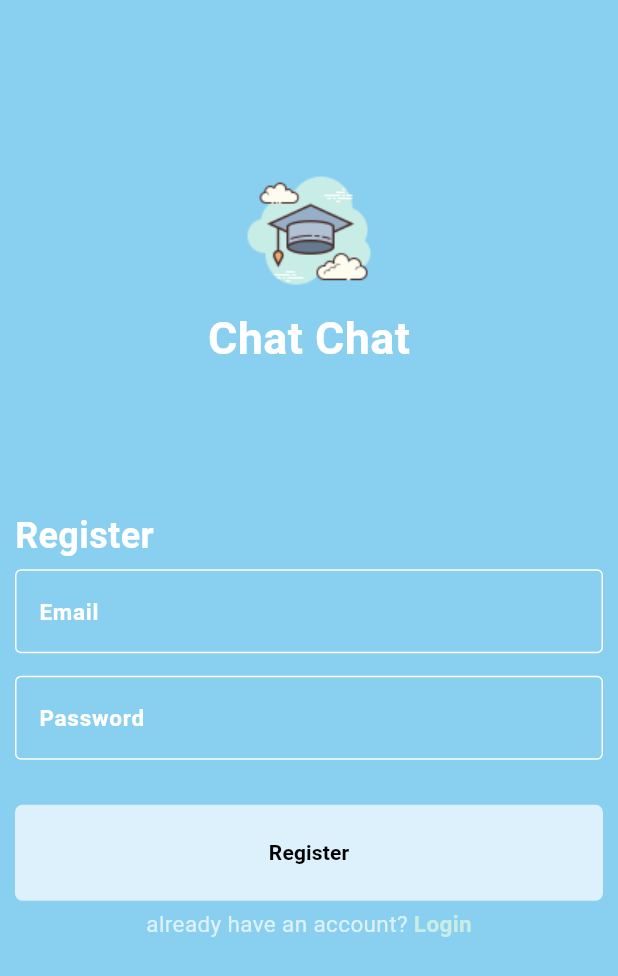
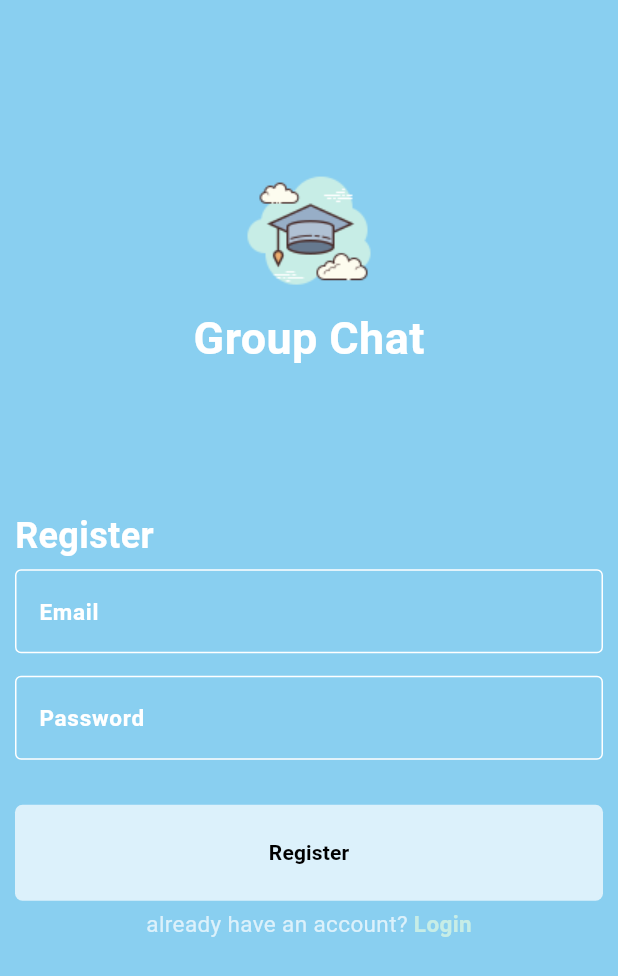
Before and after one commit to Sami-Saqr/Final-Flutter-Project, a Flutter app: the screen it shows after launch, on a phone screen of 412 x 824 dp. Shown: the top 976 px of the screen. Run offline on Flutter 3.47's test engine with Material 3 defaults, Android fonts, the light colour scheme and no system bars; drawn by our look-alikes of modal_progress_hud_nsn; our stand-ins replace bloc, cloud_firestore, firebase_auth, firebase_core, flutter_bloc; accounts and stored records are empty.

Commit message:
chang color

```diff
--- a/lib/Constants/constants.dart
+++ b/lib/Constants/constants.dart
@@ -1,7 +1,7 @@
 import 'package:flutter/material.dart';
 
 const kPrimaryColor = Color(0xff89cff0);
-const kSecondaryColor = Color.fromARGB(255, 18, 168, 56);
+const kSecondaryColor = Color(0xff3373c4);
 const kLogo = 'assets/images/scholar.png';
 const kMessagesCollections = 'messages';
 const kMessage = 'message';
--- a/lib/features/auth/presentation/pages/login_page.dart
+++ b/lib/features/auth/presentation/pages/login_page.dart
@@ -53,7 +53,7 @@ class LogIn extends StatelessWidget {
                   const Spacer(flex: 1),
                   Image.asset(kLogo),
                   Text(
-                    'Chat chat',
+                    'Group chat',
                     style: textStyle,
                   ),
                   const Spacer(flex: 1),
--- a/lib/features/auth/presentation/pages/registeration.dart
+++ b/lib/features/auth/presentation/pages/registeration.dart
@@ -55,7 +55,7 @@ class Registeration extends StatelessWidget {
                     const Spacer(flex: 1),
                     Image.asset(kLogo),
                     Text(
-                      'Chat Chat',
+                      'Group Chat',
                       style: textStyle,
                     ),
                     const Spacer(flex: 1),
```
